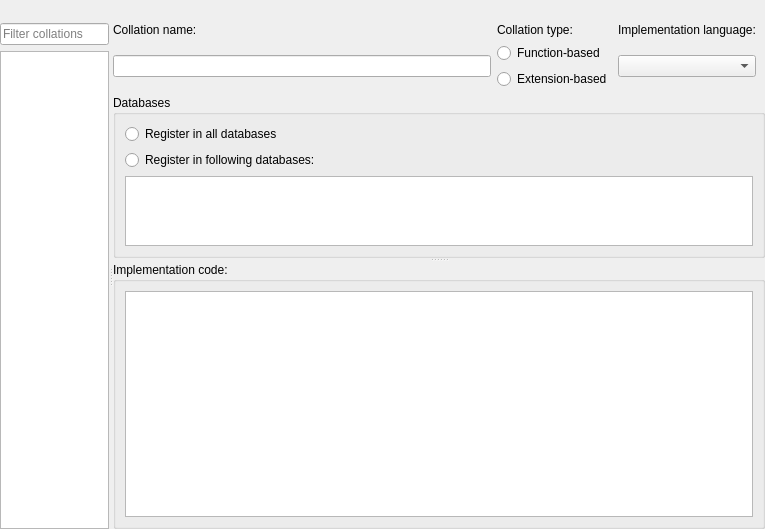
This is SQLiteStudio3/guiSQLiteStudio/windows/collationseditor.ui in pawelsalawa/sqlitestudio as Qt 5 draws it before an edit. The edited form follows.
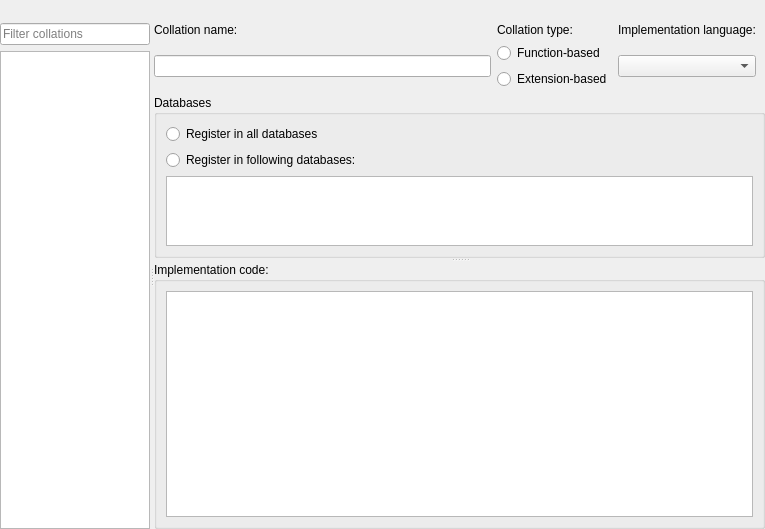
This is the edited form.

Commit message: #5092 Functions, Collations, Code Snippets and Extensions windows now show more info on their list (number of databases in which they are registered, etc). Additionally their splitter position is now remembered.

Diff of the .ui file:
```diff
--- a/SQLiteStudio3/guiSQLiteStudio/windows/collationseditor.ui
+++ b/SQLiteStudio3/guiSQLiteStudio/windows/collationseditor.ui
@@ -71,6 +71,12 @@
           </property>
           <item>
            <widget class="QLineEdit" name="collationFilterEdit">
+            <property name="minimumSize">
+             <size>
+              <width>150</width>
+              <height>0</height>
+             </size>
+            </property>
             <property name="placeholderText">
              <string>Filter collations</string>
             </property>
@@ -80,7 +86,26 @@
            </widget>
           </item>
           <item>
-           <widget class="QListView" name="collationList"/>
+           <widget class="QTableView" name="collationList">
+            <property name="selectionMode">
+             <enum>QAbstractItemView::SelectionMode::SingleSelection</enum>
+            </property>
+            <property name="selectionBehavior">
+             <enum>QAbstractItemView::SelectionBehavior::SelectRows</enum>
+            </property>
+            <property name="showGrid">
+             <bool>false</bool>
+            </property>
+            <property name="cornerButtonEnabled">
+             <bool>false</bool>
+            </property>
+            <attribute name="horizontalHeaderVisible">
+             <bool>false</bool>
+            </attribute>
+            <attribute name="verticalHeaderVisible">
+             <bool>false</bool>
+            </attribute>
+           </widget>
           </item>
          </layout>
         </widget>
```
Left out of the diff: 3 changed lines with no effect on the pictures. The commit also changes 24 other files.
